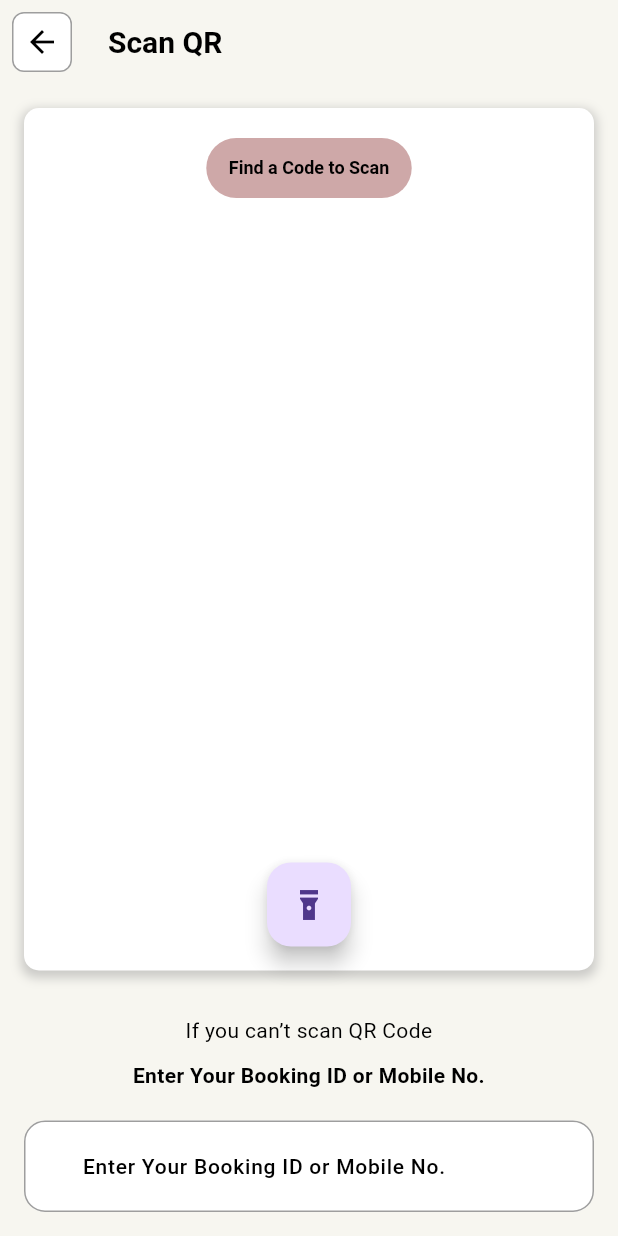
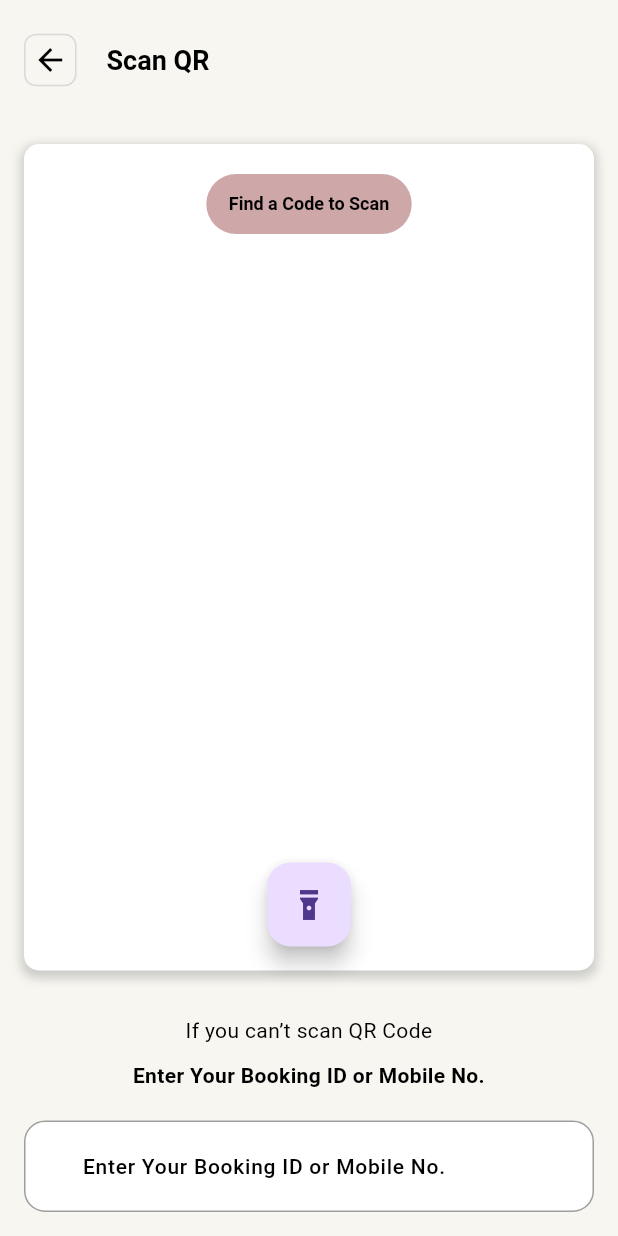
Before and after one commit to arixcod/Mw_admin, a Flutter app: the ScanQrScreen screen opened directly, on a phone screen of 412 x 824 dp. Run offline on Flutter 3.47's test engine with Material 3 defaults, Android fonts, the light colour scheme and no system bars; our stand-ins replace flutter_advanced_switch, flutter_svg; Roboto replaces fonts that are missing (Poppins).

Commit message:
Scan qr Added

```diff
--- a/lib/scanqr.dart
+++ b/lib/scanqr.dart
@@ -7,26 +7,35 @@ class ScanQrScreen extends StatelessWidget {
   @override
   Widget build(BuildContext context) {
     return Scaffold(
-      backgroundColor: const Color.fromRGBO(247, 246, 240, 1),
-      appBar:  AppBar(
-        backgroundColor: const Color.fromRGBO(247, 246, 240, 1),
-        titleTextStyle: const TextStyle(
-            fontFamily: "Poppins",
-            fontWeight: FontWeight.bold,
-            color: Colors.black,
-            fontSize: 20),
-            title: const Text('Scan QR'),
-            leading: IconButton(
-          style: const ButtonStyle(
-              backgroundColor: MaterialStatePropertyAll(Colors.white),
-              shape: MaterialStatePropertyAll(RoundedRectangleBorder(
-                  side: BorderSide(color: Colors.grey, width: 1),
-                  borderRadius:
-                  BorderRadius.all(Radius.circular(8))))),
-          onPressed: () {},
-          icon: const Icon(Icons.arrow_back),
-        ),
-      ),
+             backgroundColor: Tcolors.scaffoldclr_admin,
+          appBar: AppBar(
+                    toolbarHeight: 80,
+                    elevation: 0,
+                    backgroundColor: const Color.fromRGBO(247, 246, 240, 1),
+                    leading: null,
+                    automaticallyImplyLeading: false,
+                    title: Row(
+                    children: [
+                     Container(
+                      height: 35,
+                      width: 35,
+                      decoration: BoxDecoration(
+                       borderRadius: BorderRadius.circular(8.0),
+                       border: Border.all(color:const Color(0XFFD9D9D9))
+                      ),
+                      child:const Center(child: Icon(Icons.arrow_back)),
+                     ),
+
+                   const  SizedBox(width: 20,),
+                      const Text('Scan QR',
+                      style: TextStyle(
+                        fontFamily: 'Poppins',
+                        fontWeight: FontWeight.bold
+                      ),),
+                    ],
+                  ),
+                ),
+
       body: Padding(
         padding: const EdgeInsets.all(16.0),
         child: Column(
```
